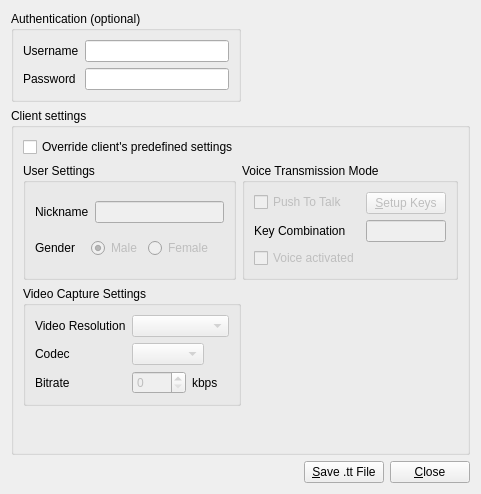
BearWare/TeamTalk5, file Client/qtTeamTalk/generatettfile.ui: the form before one commit.
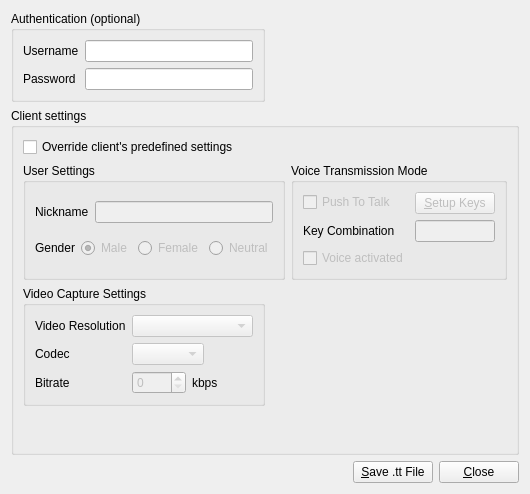
The form after the commit.

Commit message: Neutral gender for desktop clients, #649

What changed in the file:
```diff
--- a/Client/qtTeamTalk/generatettfile.ui
+++ b/Client/qtTeamTalk/generatettfile.ui
@@ -172,6 +172,16 @@
                </property>
               </widget>
              </item>
+             <item>
+              <widget class="QRadioButton" name="neutralRadioButton">
+               <property name="enabled">
+                <bool>false</bool>
+               </property>
+               <property name="text">
+                <string>Neutral</string>
+               </property>
+              </widget>
+             </item>
              <item>
               <spacer name="horizontalSpacer_13">
                <property name="orientation">
```
Left out of the diff: 1 changed line with no effect on the pictures. The commit also changes 16 other files.
